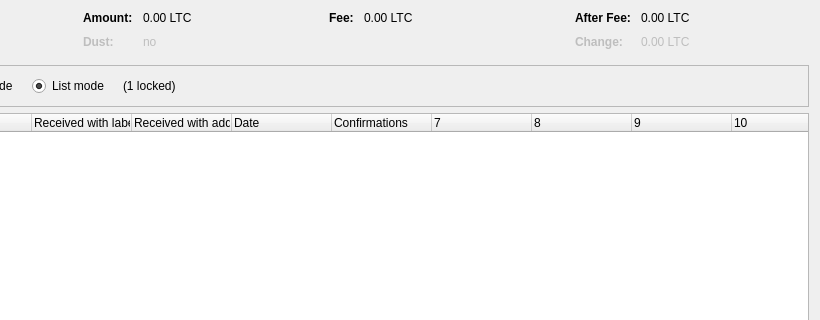
This is src/qt/forms/coincontroldialog.ui in shutingrz/raccoin as Qt 5 draws it before an edit; both pictures show x 180 to 1000 and y 0 to 320 of the 1000 by 500 pixel window. The edited form follows.
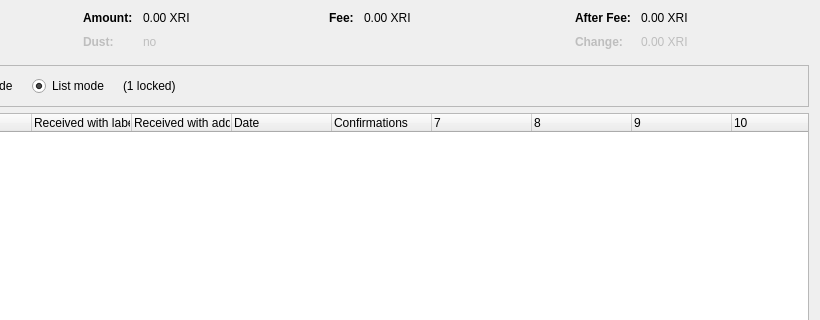
This is the edited form. Custom widgets are drawn as their Qt base class.

```diff
--- a/src/qt/forms/coincontroldialog.ui
+++ b/src/qt/forms/coincontroldialog.ui
@@ -132,7 +132,7 @@
           <enum>Qt::ActionsContextMenu</enum>
          </property>
          <property name="text">
-          <string notr="true">0.00 LTC</string>
+          <string notr="true">0.00 XRI</string>
          </property>
          <property name="textInteractionFlags">
           <set>Qt::LinksAccessibleByMouse|Qt::TextSelectableByKeyboard|Qt::TextSelectableByMouse</set>
@@ -212,7 +212,7 @@
           <enum>Qt::ActionsContextMenu</enum>
          </property>
          <property name="text">
-          <string notr="true">0.00 LTC</string>
+          <string notr="true">0.00 XRI</string>
          </property>
          <property name="textInteractionFlags">
           <set>Qt::LinksAccessibleByMouse|Qt::TextSelectableByKeyboard|Qt::TextSelectableByMouse</set>
@@ -257,7 +257,7 @@
           <enum>Qt::ActionsContextMenu</enum>
          </property>
          <property name="text">
-          <string notr="true">0.00 LTC</string>
+          <string notr="true">0.00 XRI</string>
          </property>
          <property name="textInteractionFlags">
           <set>Qt::LinksAccessibleByMouse|Qt::TextSelectableByKeyboard|Qt::TextSelectableByMouse</set>
@@ -292,7 +292,7 @@
           <enum>Qt::ActionsContextMenu</enum>
          </property>
          <property name="text">
-          <string notr="true">0.00 LTC</string>
+          <string notr="true">0.00 XRI</string>
          </property>
          <property name="textInteractionFlags">
           <set>Qt::LinksAccessibleByMouse|Qt::TextSelectableByKeyboard|Qt::TextSelectableByMouse</set>
```
